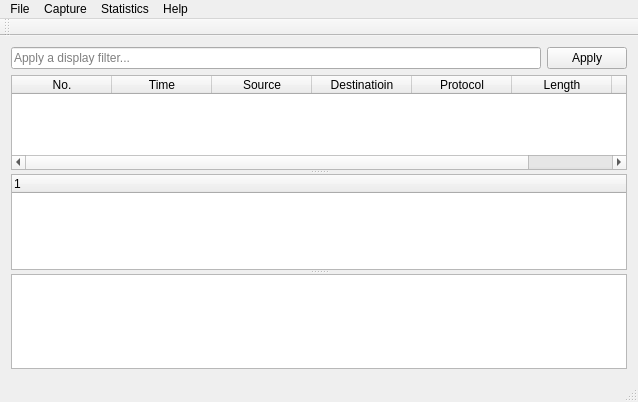
j4ckstraw/mSniffer, file mainwindow.ui: the form before one commit.
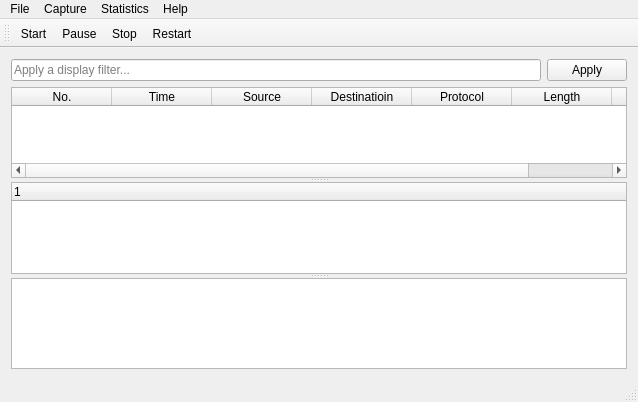
The form after the commit. Icons and pictures are not drawn.

```diff
--- a/mainwindow.ui
+++ b/mainwindow.ui
@@ -146,6 +146,10 @@
    <attribute name="toolBarBreak">
     <bool>false</bool>
    </attribute>
+   <addaction name="actionStart"/>
+   <addaction name="actionPause"/>
+   <addaction name="actionStop"/>
+   <addaction name="actionRestart"/>
   </widget>
   <widget class="QStatusBar" name="statusBar"/>
   <action name="actionQuit">
@@ -194,6 +198,15 @@
     <string>About mSniffer</string>
    </property>
   </action>
+  <action name="actionPause">
+   <property name="icon">
+    <iconset resource="resource.qrc">
+     <normaloff>:/icons/pause.ico</normaloff>:/icons/pause.ico</iconset>
+   </property>
+   <property name="text">
+    <string>Pause</string>
+   </property>
+  </action>
  </widget>
  <layoutdefault spacing="6" margin="11"/>
  <tabstops>
```
Left out of the diff: 17 changed lines with no effect on the pictures.
